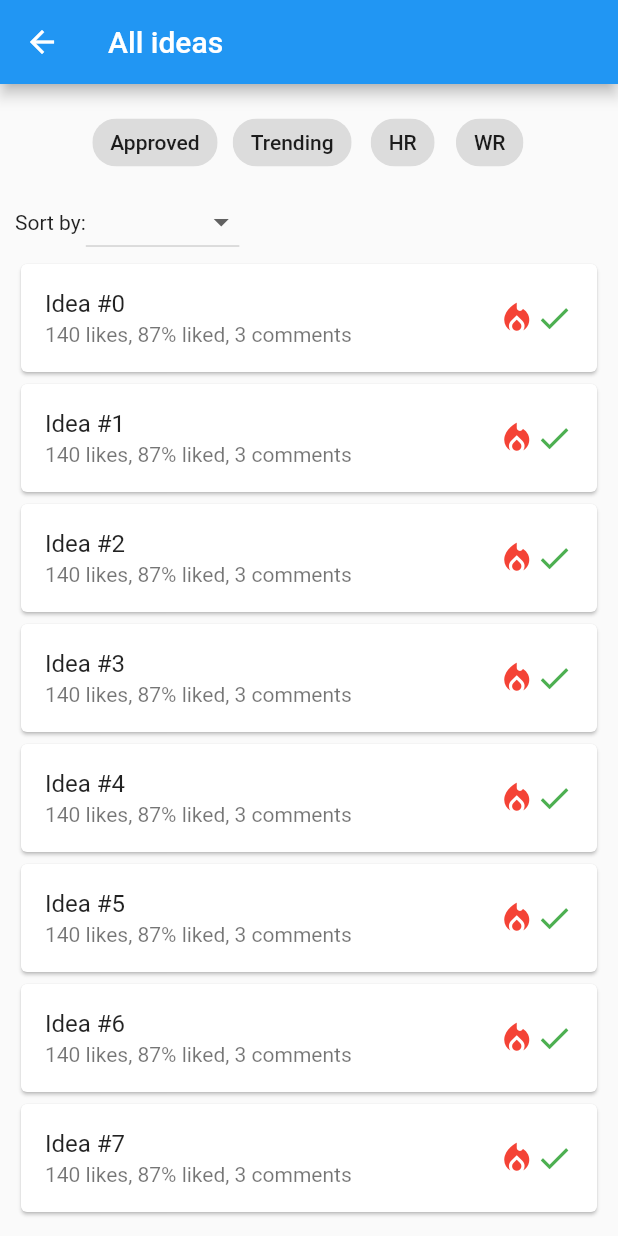
After one commit to tuoku/IdeaBarrel, a Flutter app: the screen it shows after launch, after a tap on the "emoji events" icon, after a tap on "View all", on a phone screen of 412 x 824 dp. The commit adds this screen. Run offline on Flutter 3.47's test engine with Material 2 defaults, Android fonts, the phone set to English and light mode, and no system bars; our stand-ins replace animated_text_kit, confetti, page_view_indicators, show_up_animation, swipe_cards.

Commit message:
ui improvements

```diff
--- /dev/null
+++ b/lib/ui/screens/all_ideas_screen.dart
@@ -0,0 +1,77 @@
+import 'package:flutter/material.dart';
+
+class AllIdeasScreen extends StatefulWidget {
+  AllIdeasScreen({Key? key}) : super(key: key);
+
+  @override
+  State<AllIdeasScreen> createState() => _AllIdeasScreenState();
+}
+
+class _AllIdeasScreenState extends State<AllIdeasScreen> {
+  @override
+  Widget build(BuildContext context) {
+    return Scaffold(
+      appBar: AppBar(title: Text("All ideas")),
+      body: Container(
+        padding: EdgeInsets.all(10),
+        child: Column(
+          children: [
+
+              Wrap(children: [
+               Padding(
+                 padding: EdgeInsets.all(5),
+                 child: FilterChip(
+                   label: Text("Approved"), onSelected: (e){}),
+               ),
+               Padding(
+                 padding: EdgeInsets.all(5),
+                 child: FilterChip(
+                   label: Text("Trending"), onSelected: (e){}),
+               ),
+                Padding(
+                 padding: EdgeInsets.all(5),
+                 child: FilterChip(
+                   label: Text("HR"), onSelected: (e){}),
+               ),
+                Padding(
+                 padding: EdgeInsets.all(5),
+                 child: FilterChip(
+                   label: Text("WR"), onSelected: (e){}),
+               ),
+
+              ],),
+              Row(children: [
+                Text("Sort by:"),
+                DropdownButton(
+
+                  items: [
+                    DropdownMenuItem(child: Text("Likes"), value: 1,),
+                    DropdownMenuItem(child: Text("Comments"),value: 2,),
+                    DropdownMenuItem(child: Text("% liked"),value: 3,),
+                  ],
+                   onChanged: (dynamic e){})
+              ],),
+              Expanded(child:
+              ListView.builder(
+                itemCount: 20,
+                itemBuilder: ((context, index) {
+                return Card(
+                    child: ListTile(
+                      title: Text("Idea #$index"),
+                      subtitle: Text("140 likes, 87% liked, 3 comments"),
+                      trailing: Container(
+                        width: 50,
+                        child:  Row(children: [
+                        Icon(Icons.local_fire_department, color: Colors.red,size: 25,),
+                        Icon(Icons.done, color: Colors.green,size: 25,)
+                      ])),
+                    ),
+                );
+              })))
+
+          ],
+        ),
+      ),
+    );
+  }
+}
--- a/lib/ui/screens/leaderboard_screen.dart
+++ b/lib/ui/screens/leaderboard_screen.dart
@@ -1,4 +1,5 @@
 import 'package:flutter/material.dart';
+import 'package:ideabarrel/ui/screens/all_ideas_screen.dart';
 import 'package:ideabarrel/ui/screens/shop_screen.dart';
 
 class LeaderboardScreen extends StatefulWidget {
@@ -201,10 +202,18 @@ class _LeaderboardScreenState extends State<LeaderboardScreen> {
         const SizedBox(
           height: 25,
         ),
-        const Text(
+        Row(
+          mainAxisAlignment: MainAxisAlignment.spaceBetween,
+          children: [
+          const Text(
           "Most liked ideas",
           style: TextStyle(fontSize: 24, fontWeight: FontWeight.bold),
         ),
+        TextButton(onPressed: () {
+          Navigator.of(context).push(MaterialPageRoute(builder: (c) => AllIdeasScreen()));
+        }, child: Text("View all"))
+        ],),
+
         const SizedBox(
           height: 10,
         ),
```
Also changed, not shown: pubspec.lock, 1 other file.
